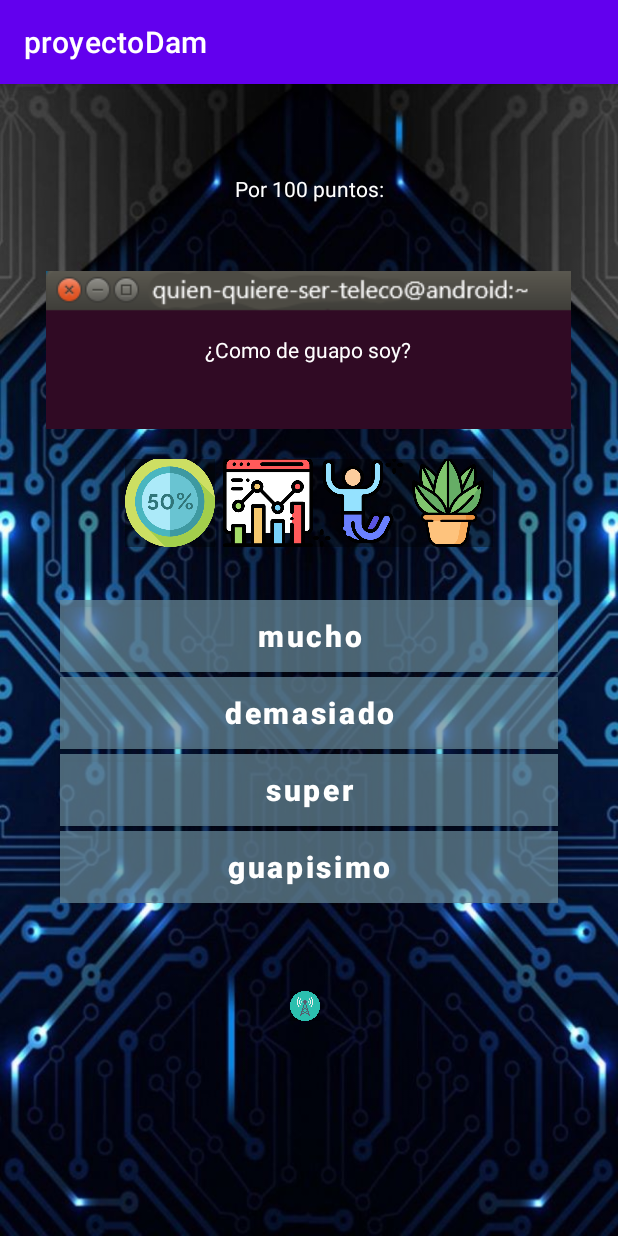
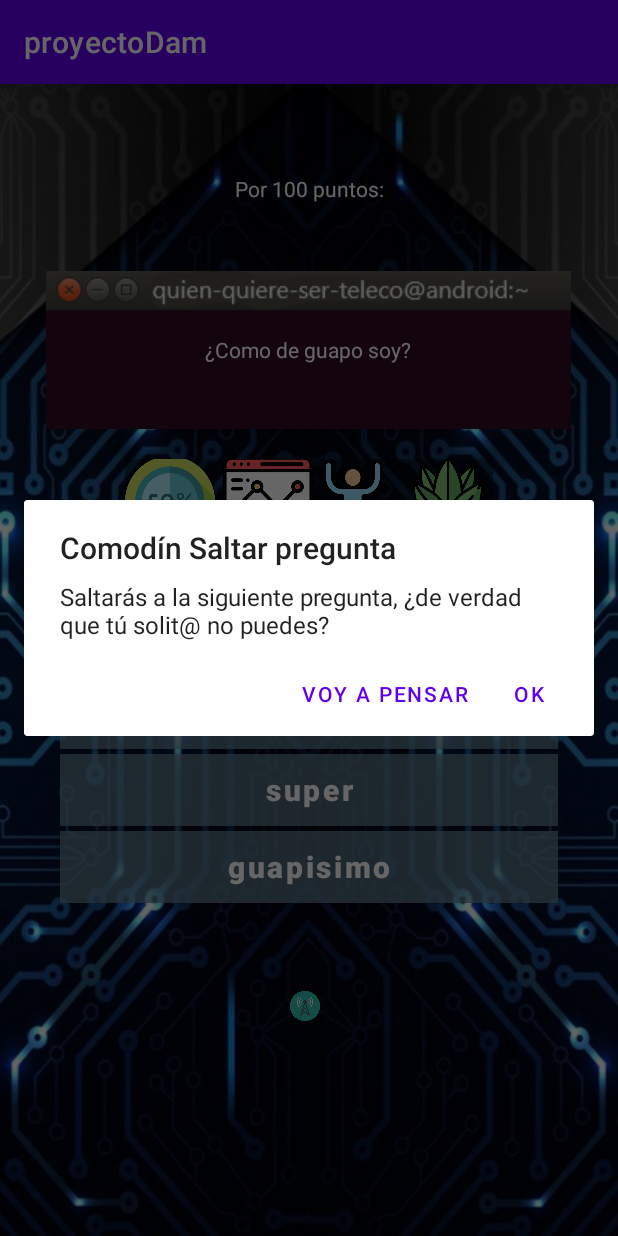
Before and after one commit to iyomigue/JuegoDam, an Android app: the MainActivity screen opened directly, with no data from a screen before it, after a tap on an icon or button, on a phone screen of 412 x 824 dp. Run offline under Robolectric (Android 15) with nearby library versions, the phone set to English and light mode, and no system bars.

Commit message:
Proyecto Miguel

```diff
--- a/app/src/main/java/com/dam/proyecto/MainActivity.java
+++ b/app/src/main/java/com/dam/proyecto/MainActivity.java
@@ -2,11 +2,16 @@ package com.dam.proyecto;
 
 import androidx.appcompat.app.AppCompatActivity;
 
+import android.app.AlertDialog;
+import android.app.Dialog;
+import android.content.DialogInterface;
 import android.content.Intent;
 import android.os.Bundle;
 import android.os.CountDownTimer;
 import android.view.View;
 import android.widget.Button;
+import android.widget.ImageButton;
+import android.widget.LinearLayout;
 import android.widget.TextView;
 
 public class MainActivity extends AppCompatActivity {
@@ -18,6 +23,14 @@ public class MainActivity extends AppCompatActivity {
     private Button b;
     private Button c;
     private Button d;
+    private ImageButton botonplantarse;
+    private int banderaplantarse=0;
+    private ImageButton botonpub;
+    private int banderapublico = 0;
+    private ImageButton boton50;
+    private int banderaboton50 = 0;
+    private ImageButton botonsaltar;
+    private int banderasaltar=0;
     private TextView preg;
     private TextView puntuacion;
     private int puntos = 0;
@@ -33,8 +46,51 @@ public class MainActivity extends AppCompatActivity {
         b = (Button) findViewById(R.id.boton_opcion_2);
         c = (Button) findViewById(R.id.boton_opcion_3);
         d = (Button) findViewById(R.id.boton_opcion_4);
+        botonplantarse = (ImageButton) findViewById(R.id.boton_plantarse);
+        botonplantarse.setOnClickListener(new View.OnClickListener() {
+            @Override
+            public void onClick(View v) {
+                Intent intent = new Intent(MainActivity.this, PantallaFinal.class);
+                intent.putExtra("puntuacion", puntos);
+                startActivity(intent);
+            }
+        });
+        botonpub = (ImageButton) findViewById(R.id.boton_publico);
+        botonpub.setOnClickListener(new View.OnClickListener() {
+            @Override
+            public void onClick(View v) {
+                //Aqui debe salir una ventana y decir el publico ha determinado lo siguiente para
+                //cada pregunta, me vale con que aparezca una ventanita y 4 porcentajes aleatorio
+                //porque recordemos que el publico es tonto
+                Dialog dialogopublico = creaDialogoPublico(savedInstanceState);
+                dialogopublico.show();
+                banderapublico++;
+            }
+        });
+        boton50 = (ImageButton) findViewById(R.id.boton_5050);
+        boton50.setOnClickListener(new View.OnClickListener() {
+            @Override
+            public void onClick(View v) {
+                //Aqui debe salir una ventana que pida y detecte agitacion y luego eliminamos dos
+                //opciones
+            }
+        });
+        botonsaltar = (ImageButton) findViewById(R.id.boton_saltar);
+        botonsaltar.setOnClickListener(new View.OnClickListener() {
+            @Override
+            public void onClick(View v) {
+                //Aqui debe salir una ventana que pregunte si se aplica y eliminar dos opciones
+                //incorrectas
+                if(banderasaltar == 0) {
+                    Dialog dialogo = creaDialogoSaltar(savedInstanceState);
+                    dialogo.show();
+                    banderasaltar++;
+                }
+            }
+        });
         preg = (TextView) findViewById(R.id.pregunta);
         puntuacion = (TextView) findViewById(R.id.puntuacion);
+
 
         MuestraPregunta();
     }
@@ -53,6 +109,8 @@ public class MainActivity extends AppCompatActivity {
             preg.setText(p.getPregunta());
             puntuacion.setText("Por "+ (puntos + 100)+" puntos:");
             index++;
+
+
         }
     }
 
@@ -108,4 +166,75 @@ public class MainActivity extends AppCompatActivity {
         intent.putExtra("puntuacion", puntos);
         startActivity(intent);
     }
+    private void AplicarComodinPublico(){
+
+    }
+    private void AplicarComodinSaltar(){
+
+    }
+    private void AplicarComodin50(){
+
+    }
+    private Dialog creaDialogoSaltar(Bundle savedInstanceState) {
+        AlertDialog.Builder builder = new AlertDialog.Builder(this);
+        builder.setTitle("Comodín Saltar pregunta")
+        .setMessage("Saltarás a la siguiente pregunta, ¿de verdad que tú solit@ no puedes?")
+                .setPositiveButton("OK", new DialogInterface.OnClickListener() {
+                    public void onClick(DialogInterface dialog, int id) {
+                        //Aqui compruebo y quito dos opciones incorrectas
+                        MuestraPregunta();
+                    }
+                })
+                .setNegativeButton("Voy a pensar", new DialogInterface.OnClickListener() {
+                    public void onClick(DialogInterface dialog, int id) {
+                        // Se cancela el dialogo, no hace nada
+                    }
+                });
+        // Create the AlertDialog object and return it
+
+        return builder.create();
+    }
+
+    private Dialog creaDialogoPublico(Bundle savedInstanceState) {
+        AlertDialog.Builder builder = new AlertDialog.Builder(this);
+        builder.setTitle("Comodín Estadísticas")
+                .setMessage("Preguntaremos al público su opinión, ¿confías?")
+                .setPositiveButton("OK", new DialogInterface.OnClickListener() {
+                    public void onClick(DialogInterface dialog, int id) {
+                        //Aqui compruebo y quito dos opciones incorrectas
+                        Dialog dialogostats=creaStats(savedInstanceState);
+                        dialogostats.show();
+                    }
+                })
+                .setNegativeButton("Voy a pensar", new DialogInterface.OnClickListener() {
+                    public void onClick(DialogInterface dialog, int id) {
+                        // Se cancela el dialogo, no hace nada
+                    }
+                });
+        // Create the AlertDialog object and return it
+
+        return builder.create();
+    }
+    private Dialog creaStats(Bundle savedInstanceState) {
+        AlertDialog.Builder builder = new AlertDialog.Builder(this);
+        int A=(int) (Math.random() * (50 - 1)) + 1;
+        int B=(int) (Math.random() * (A - 1)) + 1;
+        int C=(int) (Math.random() * (B - 1)) + 1;
+        int D=(int) 100-(A+B+C);
+        builder.setTitle("Comodín Estadísticas")
+                .setMessage("El público ha decidido que:\n\n " +
+                        "-Opción A: "+ A+"%\n -Opción B: "+D+"%\n -Opción C: "+B+"%\n -Opción D: "+C+"%")
+                .setPositiveButton("OK", new DialogInterface.OnClickListener() {
+                    public void onClick(DialogInterface dialog, int id) {
+                        //Aqui compruebo y quito dos opciones incorrectas
+
+                    }
+                });
+
+
+        // Create the AlertDialog object and return it
+
+        return builder.create();
+    }
+
 }
--- a/app/src/main/res/layout/pregunta.xml
+++ b/app/src/main/res/layout/pregunta.xml
@@ -187,12 +187,7 @@
             android:background="@color/material_on_background_disabled"
             />
         <!--El codigo para añadir dinamicamente un boton seria:
-         ImageButton botonprogreso = new ImageButton(this);
-        layout = (LinearLayout) findViewById(R.id.layout_progreso);
-            LayoutParams lp = new LayoutParams(20, 20);
-            button.setLayoutParams(lp);
-            button.setText("ADDED");
-            layout.addView(button);
+
          -->
         </LinearLayout>
 
```
